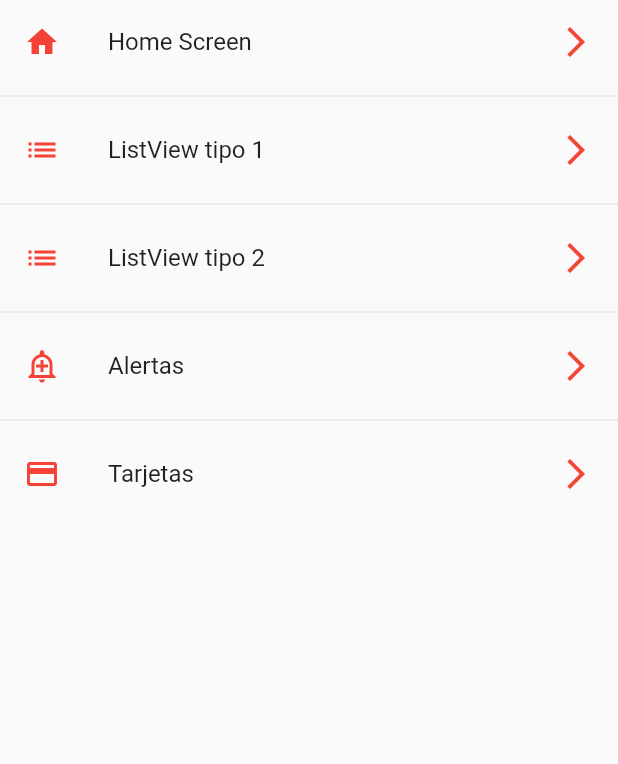
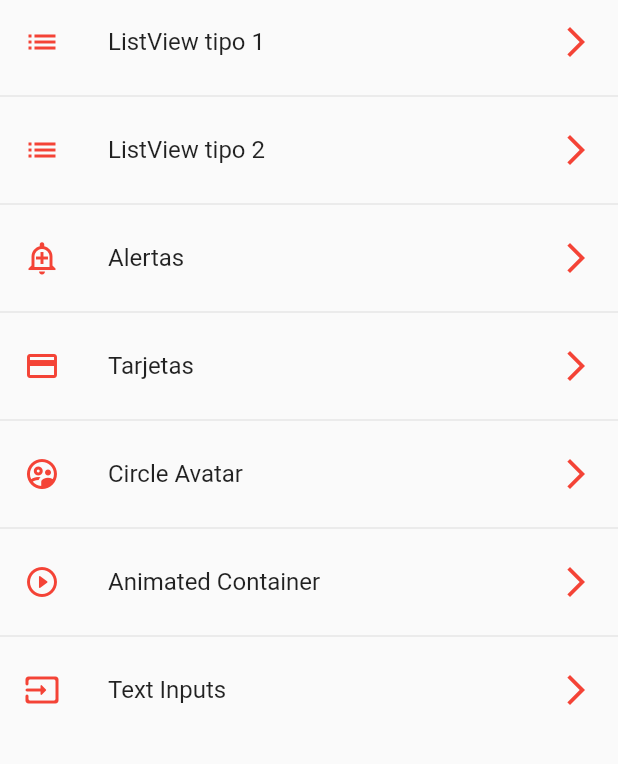
Before and after one commit to DMNT68/flutter_componentes, a Flutter app: the screen it shows after launch, on a phone screen of 412 x 824 dp, the part 84-848 px from its top. Run offline on Flutter 3.47's test engine with Material 2 defaults, Android fonts, the phone set to English and light mode, and no system bars.

Commit message:
new features

```diff
--- a/lib/src/router/app_routes.dart
+++ b/lib/src/router/app_routes.dart
@@ -7,17 +7,20 @@ class AppRoutes {
   static const initialRoute = 'home';
 
   static final menuOptions = <MenuOptions>[
-    // TODO: borrar home
-    MenuOptions(route: 'home', name: 'Home Screen', screen:const HomeScreen(), icon: Icons.home),
+    // MenuOptions(route: 'home', name: 'Home Screen', screen:const HomeScreen(), icon: Icons.home),
     MenuOptions(route: 'listview1', name: 'ListView tipo 1', screen: const ListView1Screen(), icon: Icons.list),
     MenuOptions(route: 'listview2', name: 'ListView tipo 2', screen: const ListView2Screen(), icon: Icons.list),
     MenuOptions(route: 'alerts', name: 'Alertas', screen: const AlertScreen(), icon: Icons.add_alert_outlined),
     MenuOptions(route: 'card', name: 'Tarjetas', screen: const CardScreen(), icon: Icons.credit_card),
+    MenuOptions(route: 'avatar', name: 'Circle Avatar', screen: const AvatarScreen(), icon: Icons.supervised_user_circle_outlined),
+    MenuOptions(route: 'animated', name: 'Animated Container', screen: const AnimatedScreen(), icon: Icons.play_circle_outline_rounded),
+    MenuOptions(route: 'inputs', name: 'Text Inputs', screen: const InputsScreen(), icon: Icons.input_rounded),
 
   ];
 
   static Map<String, Widget Function(BuildContext)> getAppRoutes() {
     Map<String, Widget Function(BuildContext)> approutes={};
+    approutes.addAll({'home': (BuildContext context)=>const HomeScreen()});
 
     for (final option in menuOptions) {
       approutes.addAll({ option.route: (BuildContext context) => option.screen});
--- a/lib/src/screens/screens.dart
+++ b/lib/src/screens/screens.dart
@@ -1,7 +1,8 @@
-import 'package:componentes/src/screens/home_screen.dart';
-
+export 'package:componentes/src/screens/animated_screen.dart';
+export 'package:componentes/src/screens/avatar_screen.dart';
 export 'package:componentes/src/screens/alert_screen.dart';
 export 'package:componentes/src/screens/card_screen.dart';
 export 'package:componentes/src/screens/home_screen.dart';
 export 'package:componentes/src/screens/listview1_screen.dart';
 export 'package:componentes/src/screens/listview2_screen.dart';
+export 'package:componentes/src/screens/inputs_screen.dart';
--- a/lib/src/theme/app_theme.dart
+++ b/lib/src/theme/app_theme.dart
@@ -1,17 +1,55 @@
+import 'package:flutter/cupertino.dart';
 import 'package:flutter/material.dart';
 
 class AppTheme {
   static const Color primary = Colors.red;
+  static Color? primaryAcent = Colors.red[900];
 
   static final ThemeData lightTheme = ThemeData.light().copyWith(
-    primaryColor: Colors.indigo,
+    primaryColor: primary,
     appBarTheme: const AppBarTheme(
       color: primary,
       elevation: 0,
       centerTitle: true,
     ),
-    textButtonTheme:
-        TextButtonThemeData(style: TextButton.styleFrom(primary: primary)),
+    textButtonTheme: TextButtonThemeData(
+      style: TextButton.styleFrom(
+        primary: primary,
+      ),
+    ),
+    floatingActionButtonTheme: const FloatingActionButtonThemeData(
+      backgroundColor: primary,
+      elevation: 5,
+    ),
+    elevatedButtonTheme: ElevatedButtonThemeData(
+      style: ElevatedButton.styleFrom(
+          primary: primary, shape: const StadiumBorder(), elevation: 0),
+    ),
+    inputDecorationTheme: const InputDecorationTheme(
+      iconColor: primary,
+      suffixIconColor: primary,
+      floatingLabelStyle: TextStyle(color: primary),
+      enabledBorder: OutlineInputBorder(
+        borderSide: BorderSide(color: primary),
+        borderRadius: BorderRadius.only(
+          bottomLeft: Radius.circular(10),
+          topRight: Radius.circular(10),
+        ),
+      ),
+      focusedBorder: OutlineInputBorder(
+        borderSide: BorderSide(color: primary),
+        borderRadius: BorderRadius.only(
+          bottomLeft: Radius.circular(10),
+          topRight: Radius.circular(10),
+        ),
+      ),
+      border: OutlineInputBorder(
+        borderRadius: BorderRadius.only(
+          bottomLeft: Radius.circular(10),
+          topRight: Radius.circular(10),
+        ),
+      ),
+    ),
   );
 
   static final ThemeData darkTheme = ThemeData.dark().copyWith(
--- a/lib/widgets/widgets.dart
+++ b/lib/widgets/widgets.dart
@@ -1,6 +1,3 @@
-// ignore_for_file: non_constant_identifier_names
-
-import 'package:componentes/widgets/custom_card_type_2.dart';
-
 export 'package:componentes/widgets/custom_card_type_1.dart';
 export 'package:componentes/widgets/custom_card_type_2.dart';
+export 'package:componentes/widgets/custom_input_field.dart';
```
Also changed, not shown: lib/src/screens/alert_screen.dart (+100 -5 lines), lib/src/screens/animated_screen.dart (added, +54 -0 lines), lib/src/screens/avatar_screen.dart (added, +31 -0 lines), lib/src/screens/card_screen.dart (+14 -1 lines), lib/src/screens/inputs_screen.dart (added, +109 -0 lines), lib/widgets/custom_card_type_2.dart (+15 -11 lines), lib/widgets/custom_input_field.dart (added, +53 -0 lines), pubspec.lock.
